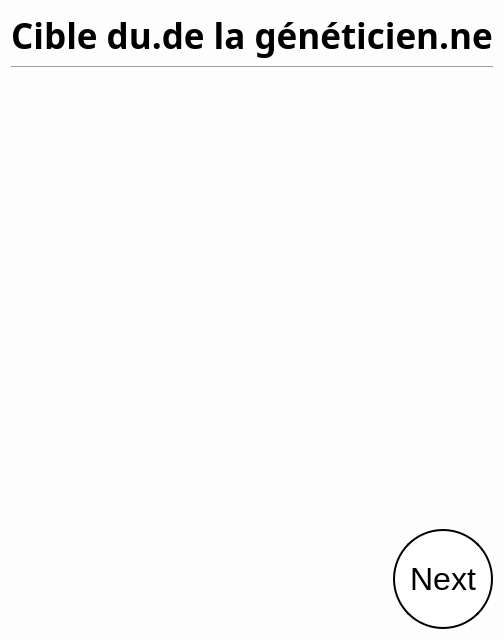
Before: the Qt Designer form SporzOBC-WAL/code/resources/Phases/Night/Geneticist/target.ui in Eben-Epi/SporzOBC, drawn with Qt 5.
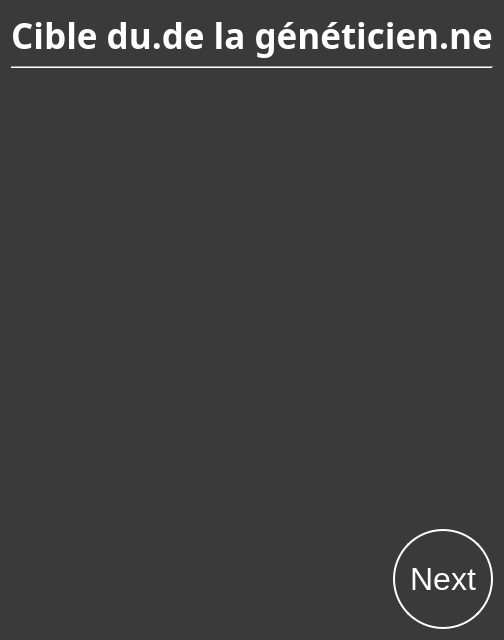
After: the same form once the commit is applied.

Commit message: UPD Night Phases are displayed with dark background UPD Mutant Turn and Evening Bed Time View ADD useful fetch infos from game logic methods

```diff
--- a/SporzOBC-WAL/code/resources/Phases/Night/Geneticist/target.ui
+++ b/SporzOBC-WAL/code/resources/Phases/Night/Geneticist/target.ui
@@ -15,14 +15,19 @@
   </property>
   <property name="styleSheet">
    <string notr="true">#GeneticistTarget {
-    background-color: rgb(253, 253, 253);
+    background-color: rgb(58, 58, 58);;
     }
 
+QLabel {
+	color:white;
+}
+
 QPushButton  {
-    border: 2px solid black;
-    background-color: white;
+    border: 2px solid white;
+    background-color: rgb(58, 58, 58);
     padding: 10px 10px;
     font-size: 32px;
+	color:white;
     border-radius: 50px;
 }</string>
   </property>
```
The commit also changes 37 other files.
